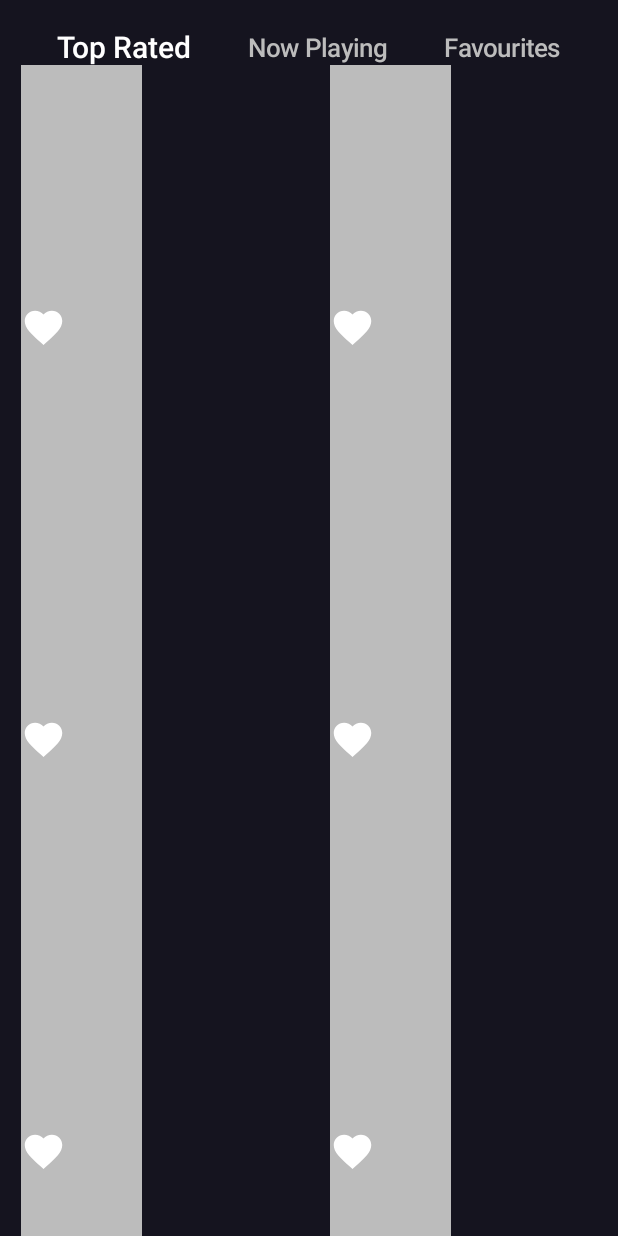
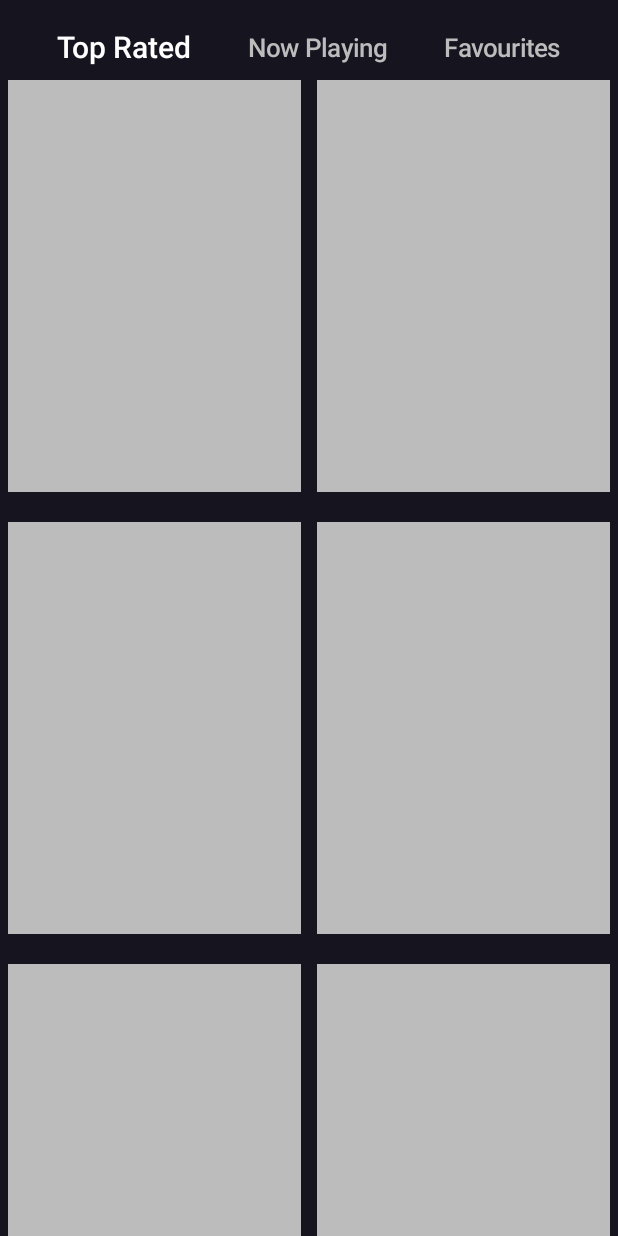
Before and after one commit to aseragmw/KotlinMoviesApp, an Android app built with Jetpack Compose: the HomeScreen screen opened through its navigation route, on a phone screen of 412 x 824 dp. Run offline under Robolectric (Android 15) with nearby library versions, the phone set to English and light mode, and no system bars; our stand-ins replace Dagger/Hilt's generated code, Shimmer, livedata-compose; pictures from the network do not load.

```diff
--- a/app/src/main/java/com/example/kotlinmoviesapp/features/movies/presentation/screens/home/screens/HomeScreen.kt
+++ b/app/src/main/java/com/example/kotlinmoviesapp/features/movies/presentation/screens/home/screens/HomeScreen.kt
@@ -50,6 +50,7 @@ import com.example.kotlinmoviesapp.core.utils.TEXT_GREY_COLOR
 import com.example.kotlinmoviesapp.core.utils.WHITE_COLOR
 import com.example.kotlinmoviesapp.features.movies.presentation.screens.home.composables.MovieCard
 import com.example.kotlinmoviesapp.features.movies.presentation.viewmodels.MoviesViewModel
+import com.valentinilk.shimmer.shimmer
 
 @SuppressLint("SuspiciousIndentation")
 @Composable
@@ -124,32 +125,21 @@ fun HomeScreen(viewModel: MoviesViewModel, navController: NavController) {
                     items(10){
                         Column(
                             modifier = Modifier
-                                .padding(horizontal = 5.dp)
-                        ) {
-                            Column(
-                                modifier = Modifier
+                                .shimmer()
                                 .fillMaxWidth(0.5f)
                                 .padding(horizontal = 5.dp)
                                 .fillMaxHeight()
-                                    .padding(horizontal = 3.dp)
+                                .fillMaxWidth(1f)
+                                .padding(vertical = 10.dp)
                                 .background(TEXT_GREY_COLOR)
                         ) {
                             Box {
                                 Box(
                                     modifier = Modifier.height(200.dp)
-                                            .fillMaxWidth(0.5f)
+                                        .fillMaxWidth(1f)
+                                        .padding(5.dp)
                                 )
-                                    Icon(
-                                        imageVector= Icons.Default.Favorite,
-                                        contentDescription = "Favourite",
-                                        tint =  WHITE_COLOR,
-                                        modifier = Modifier
-                                            .background(Color.Transparent)
-                                            .padding(end = 15.dp, bottom = 10.dp)
-                                            .align(Alignment.BottomEnd)
-                                            .size(30.dp)
 
-                                    )
                             }
                             Box(modifier= Modifier.height(10.dp))
                             Text(
@@ -165,8 +155,6 @@ fun HomeScreen(viewModel: MoviesViewModel, navController: NavController) {
                                 fontSize = 20.sp
                             )
                             Box(modifier= Modifier.height(10.dp))
-                            }
-
                         }
                     }
                 }
--- a/app/src/main/java/com/example/kotlinmoviesapp/features/movies/presentation/screens/movie_details/screens/MovieDetailsScreen.kt
+++ b/app/src/main/java/com/example/kotlinmoviesapp/features/movies/presentation/screens/movie_details/screens/MovieDetailsScreen.kt
@@ -106,6 +106,7 @@ fun MovieDetailsScreen(viewModel: MoviesViewModel, navController: NavController)
                         modifier = Modifier
                             .fillMaxWidth()
                             .height(400.dp)
+
                             .clip(RoundedCornerShape(topStart = 20.dp, topEnd = 20.dp)),
                     ) {
                         LazyRow(
--- a/app/src/main/java/com/example/kotlinmoviesapp/main/MainActivity.kt
+++ b/app/src/main/java/com/example/kotlinmoviesapp/main/MainActivity.kt
@@ -36,16 +36,16 @@ class MainActivity : ComponentActivity() {
                     (viewModel.nowPlayingMovies.value != null)
             isMoviesReady
         }
-        if(isInternetAvailable(this)){
+        if(!isInternetAvailable(this)){
             viewModel.updateAllMovies(TOP_RATED_KEY)
             viewModel.updateAllMovies(NOW_PLAYING_KEY)
         }
         else{
             Toast.makeText(this,"No Internet Connection",Toast.LENGTH_SHORT).show()
         }
-        viewModel.getAllMovies(TOP_RATED_KEY)
-        viewModel.getAllMovies(NOW_PLAYING_KEY)
-        viewModel.getAllFavorites()
+//        viewModel.getAllMovies(TOP_RATED_KEY)
+//        viewModel.getAllMovies(NOW_PLAYING_KEY)
+//        viewModel.getAllFavorites()
         setContent {
             val navController = rememberNavController()
             NavHost(
```
Lines whose indentation alone changed are shown as unchanged.
